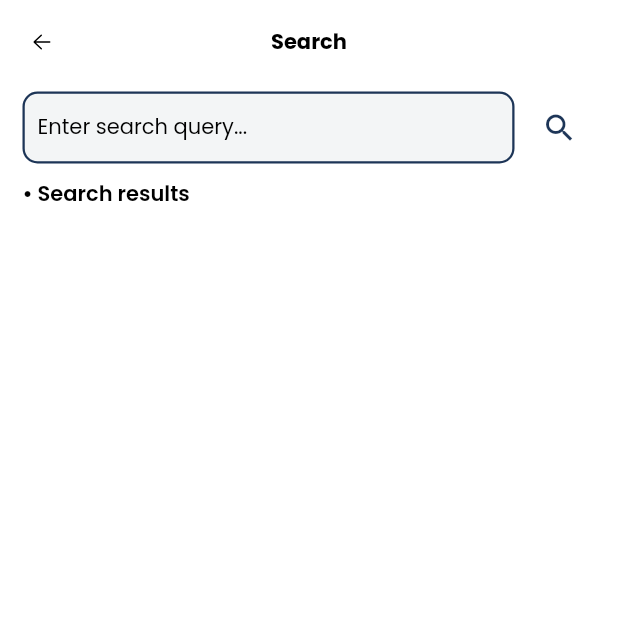
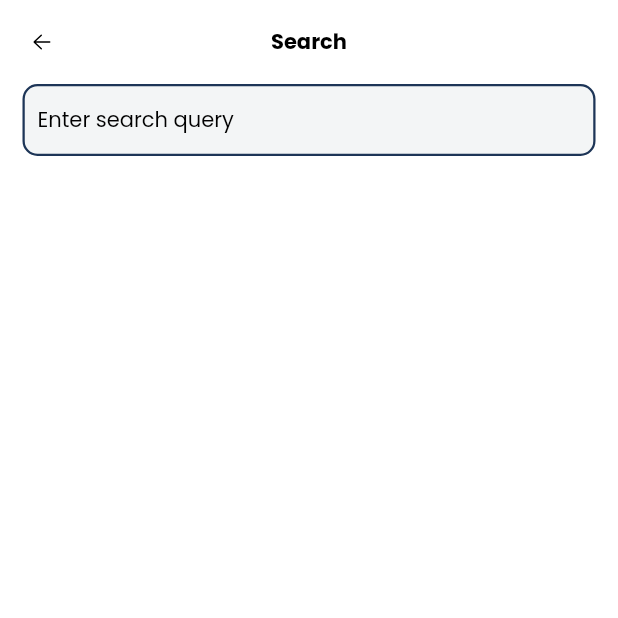
Before and after one commit to WorkWithAfridi/Billeddeling-Flutter_CloudImageStorageApp, a Flutter app: the SearchScreen screen opened by its route, on a phone screen of 412 x 824 dp, the top half of it. Run offline on Flutter 3.47's test engine with Material 2 defaults, Android fonts, the phone set to English and light mode, and no system bars; our stand-ins replace cloud_firestore, firebase_auth, firebase_core, firebase_storage, fluentui_system_icons, flutter_svg and 4 more; missing offline and left inert: selectcropcompressimage; accounts and stored records are empty.

Commit message:
Added search functionalaties

```diff
--- a/lib/app/routing/routes.dart
+++ b/lib/app/routing/routes.dart
@@ -39,7 +39,7 @@ class ROUTES {
     ),
     GetPage(
       name: getSearchScreenRoute,
-      page: () => const SearchScreen(),
+      page: () => SearchScreen(),
       binding: SearchBinding(),
     )
   ];
--- a/lib/app/views/search_screen/search_controller.dart
+++ b/lib/app/views/search_screen/search_controller.dart
@@ -1,3 +1,4 @@
+import 'package:flutter/cupertino.dart';
 import 'package:get/get.dart';
 
 class SearchBinding extends Bindings {
@@ -7,4 +8,6 @@ class SearchBinding extends Bindings {
   }
 }
 
-class SearchController extends GetxController {}
+class SearchController extends GetxController {
+  var searchQuery = "".obs;
+}
--- a/lib/app/views/search_screen/search_screen.dart
+++ b/lib/app/views/search_screen/search_screen.dart
@@ -1,14 +1,31 @@
 import 'package:billeddeling/app/data/constants/dimentions.dart';
 import 'package:billeddeling/app/data/constants/fonts.dart';
+import 'package:billeddeling/app/services/authentication_services.dart';
 import 'package:billeddeling/app/shared/widgets/custom_back_button.dart';
+import 'package:billeddeling/app/views/search_screen/search_controller.dart';
+import 'package:cloud_firestore/cloud_firestore.dart';
 import 'package:flutter/material.dart';
 import 'package:get/get.dart';
 
 import '../../data/constants/colors.dart';
-import '../../shared/widgets/custom_text_field.dart';
+import '../../data/models/post_model.dart';
+import '../home/widgets/image_tile.dart';
 
-class SearchScreen extends StatelessWidget {
+class SearchScreen extends StatefulWidget {
   const SearchScreen({Key? key}) : super(key: key);
+
+  @override
+  State<SearchScreen> createState() => _SearchScreenState();
+}
+
+class _SearchScreenState extends State<SearchScreen> {
+  final SearchController controller = Get.find();
+
+  @override
+  void dispose() {
+    Get.delete<SearchController>();
+    super.dispose();
+  }
 
   @override
   Widget build(BuildContext context) {
@@ -27,33 +44,57 @@ class SearchScreen extends StatelessWidget {
         child: Column(
           crossAxisAlignment: CrossAxisAlignment.start,
           children: [
-            const SizedBox(
-              height: 5,
+            TextField(
+              style: regularTextStyle,
+              cursorColor: red,
+              maxLines: 1,
+              keyboardType: TextInputType.text,
+              textInputAction: TextInputAction.done,
+              onSubmitted: ((value) {
+                controller.searchQuery.value = value.toLowerCase();
+              }),
+              onChanged: ((value) {
+                controller.searchQuery.value = value.toLowerCase();
+              }),
+              decoration: InputDecoration(
+                hintText: "Enter search query",
+                hintStyle: regularTextStyle,
+                border: OutlineInputBorder(
+                  borderSide: Divider.createBorderSide(
+                    Get.context,
+                    color: grey,
+                    width: 1,
                   ),
-            Row(
-              children: [
-                Expanded(
-                  child: CustomTextField(
-                    textEditingController: TextEditingController(),
-                    title: "Enter search query...",
+                  borderRadius: BorderRadius.circular(customBorderRadius),
                 ),
+                focusedBorder: OutlineInputBorder(
+                  borderSide: Divider.createBorderSide(
+                    Get.context,
+                    color: red,
+                    width: 2.5,
                   ),
-                const SizedBox(
-                  width: 6,
+                  borderRadius: BorderRadius.circular(customBorderRadius),
                 ),
-                IconButton(
-                  onPressed: () {},
-                  icon: const Icon(
-                    Icons.search,
+                enabledBorder: OutlineInputBorder(
+                  borderSide: Divider.createBorderSide(
+                    Get.context,
                     color: navyBlue,
+                    width: 1.5,
                   ),
-                )
-              ],
+                  borderRadius: BorderRadius.circular(customBorderRadius),
+                ),
+                fillColor: navyBlue.withOpacity(.05),
+                filled: true,
+                contentPadding: const EdgeInsets.all(10),
+              ),
             ),
             const SizedBox(
               height: 10,
             ),
-            SingleChildScrollView(
+            Obx(
+              () => controller.searchQuery.value == ""
+                  ? const SizedBox.shrink()
+                  : SingleChildScrollView(
                       physics: const BouncingScrollPhysics(),
                       child: Column(
                         crossAxisAlignment: CrossAxisAlignment.start,
@@ -65,7 +106,55 @@ class SearchScreen extends StatelessWidget {
                               color: black,
                             ),
                           ),
+                          const SizedBox(
+                            height: 5,
+                          ),
+                          StreamBuilder(
+                            stream: FirebaseFirestore.instance
+                                .collection('posts')
+                                .where(
+                                  "userId",
+                                  isEqualTo:
+                                      AuthenticationServices().user!.userId,
+                                )
+                                .snapshots(),
+                            builder: (context,
+                                AsyncSnapshot<
+                                        QuerySnapshot<Map<String, dynamic>>>
+                                    snapshot) {
+                              if (snapshot.connectionState ==
+                                  ConnectionState.waiting) {
+                                return const Center(
+                                  child: CircularProgressIndicator(),
+                                );
+                              }
+                              return GetBuilder<SearchController>(
+                                init: controller,
+                                initState: (_) {},
+                                builder: (_) {
+                                  return ListView.builder(
+                                    itemCount: snapshot.data!.docs.length,
+                                    physics:
+                                        const NeverScrollableScrollPhysics(),
+                                    shrinkWrap: true,
+                                    itemBuilder: (context, index) {
+                                      PostModel postModel = PostModel.fromJson(
+                                          snapshot.data!.docs[index]);
+                                      return postModel.title
+                                              .toLowerCase()
+                                              .contains(controller.searchQuery)
+                                          ? ImageTile(
+                                              postModel: postModel,
+                                            )
+                                          : const SizedBox.shrink();
+                                    },
+                                  );
+                                },
+                              );
+                            },
+                          )
                         ],
+                      ),
                     ),
             )
           ],
```
Lines whose indentation alone changed are shown as unchanged.
